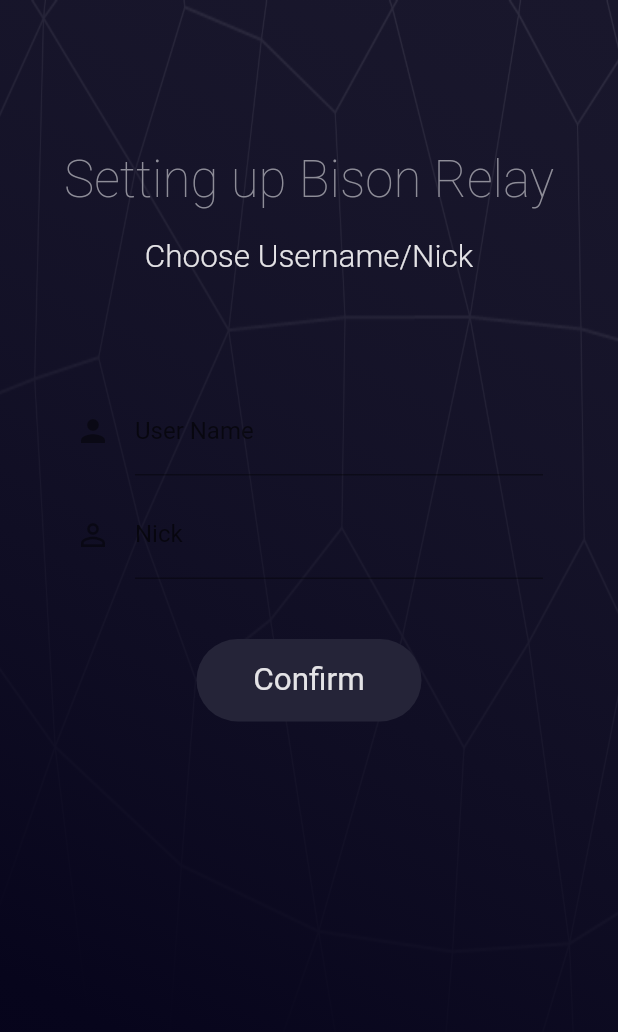
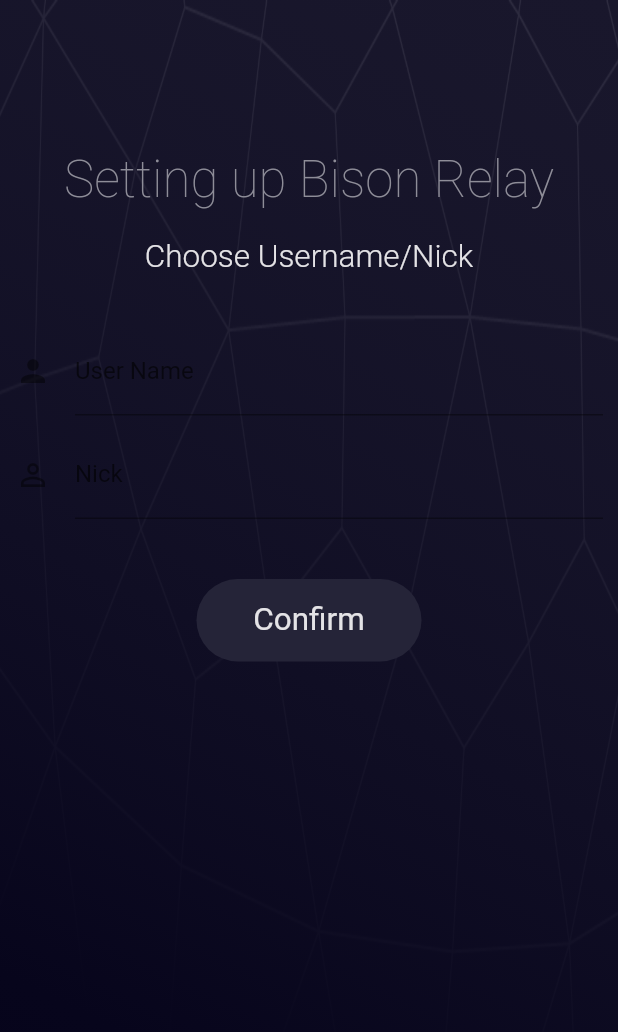
Before and after one commit to companyzero/bisonrelay, a Flutter app: the InitLocalIDScreen screen opened directly, on a phone screen of 412 x 824 dp. Shown: the top 1032 px of the screen. Run offline on Flutter 3.47's test engine with Material 2 defaults, Android fonts, the phone set to English and light mode, and no system bars; our stand-ins replace args, convert, file_picker, flutter_markdown, json_rpc_2 and 6 more; missing offline and left inert: blake_hash, dart:ffi, ini, markdown, shared_preferences_web, window_manager; accounts and stored records are empty; project files that could hold a hidden picture were left out.

Commit message:
Various fixes for release (#13)

```diff
--- a/bruig/flutterui/bruig/lib/components/app_notifications.dart
+++ b/bruig/flutterui/bruig/lib/components/app_notifications.dart
@@ -24,7 +24,6 @@
             "and perform payments to the server.";
         onTap = () {
           ntfns.delNtfn(ntf);
-          Navigator.of(context).pop();
           Navigator.of(context, rootNavigator: true).pushNamed("/needsFunds");
         };
         break;
@@ -35,7 +34,6 @@
             "to perform payments to the server and other users.";
         onTap = () {
           ntfns.delNtfn(ntf);
-          Navigator.of(context).pop();
           Navigator.of(context, rootNavigator: true)
               .pushNamed("/needsOutChannel");
         };
@@ -47,7 +45,6 @@
             "to receive payments from other users.";
         onTap = () {
           ntfns.delNtfn(ntf);
-          Navigator.of(context).pop();
           Navigator.of(context, rootNavigator: true)
               .pushNamed("/needsInChannel");
         };
--- a/bruig/flutterui/bruig/lib/screens/init_local_id.dart
+++ b/bruig/flutterui/bruig/lib/screens/init_local_id.dart
@@ -46,14 +46,16 @@
     var secondaryTextColor = const Color(0xFFE4E3E6);
 
     return Scaffold(
-        body: Container(
+        body: Center(
+            child: Container(
                 color: backgroundColor,
                 child: Stack(children: [
                   Container(
                       decoration: const BoxDecoration(
                           image: DecorationImage(
                               fit: BoxFit.fill,
-                          image: AssetImage("assets/images/loading-bg.png")))),
+                              image:
+                                  AssetImage("assets/images/loading-bg.png")))),
                   Container(
                     decoration: BoxDecoration(
                         gradient: LinearGradient(
@@ -84,10 +86,8 @@
                               fontSize: 21,
                               fontWeight: FontWeight.w300)),
                       const SizedBox(height: 34),
-                  Container(
-                      padding: const EdgeInsets.all(40),
-                      constraints: const BoxConstraints(maxWidth: 500),
-                      child: Form(
+                      Column(children: [
+                        Form(
                             key: _formKey,
                             child: Column(children: [
                               Wrap(
@@ -101,7 +101,8 @@
                                             'Full name of the user (ex."John Doe")'),
                                     onSaved: (String? v) => name = v!,
                                     validator: (String? value) {
-                                    if (value != null && value.trim().isEmpty) {
+                                      if (value != null &&
+                                          value.trim().isEmpty) {
                                         return 'Cannot be blank';
                                       }
                                       return null;
@@ -114,7 +115,8 @@
                                         hintText: 'Short alias (ex."jd")'),
                                     onSaved: (String? v) => nick = v!,
                                     validator: (String? value) {
-                                    if (value != null && value.trim().isEmpty) {
+                                      if (value != null &&
+                                          value.trim().isEmpty) {
                                         return 'Cannot be blank';
                                       }
                                       if (value!.contains(RegExp(r"[\W]"))) {
@@ -132,9 +134,10 @@
                                   ))
                                 ],
                               )
-                          ]))),
+                            ]))
+                      ]),
                     ]),
                   )
-            ])));
+                ]))));
   }
 }
--- a/bruig/flutterui/bruig/lib/screens/needs_funds.dart
+++ b/bruig/flutterui/bruig/lib/screens/needs_funds.dart
@@ -162,7 +162,7 @@
                                       fontWeight: FontWeight.w300)),
                               Text(
                                   textAlign: TextAlign.right,
-                                  "$formatDCR(atomsToDCR(unconfirmedBalance))",
+                                  "${formatDCR(atomsToDCR(unconfirmedBalance))}",
                                   style: TextStyle(
                                       color: darkTextColor,
                                       fontSize: 13,
@@ -179,7 +179,7 @@
                                       fontWeight: FontWeight.w300)),
                               Text(
                                   textAlign: TextAlign.right,
-                                  "$formatDCR(atomsToDCR(confirmedBalance))",
+                                  "${formatDCR(atomsToDCR(confirmedBalance))}",
                                   style: TextStyle(
                                       color: darkTextColor,
                                       fontSize: 13,
--- a/bruig/flutterui/bruig/lib/screens/new_config.dart
+++ b/bruig/flutterui/bruig/lib/screens/new_config.dart
@@ -41,7 +41,7 @@
               theme: ThemeData(
                 primarySwatch: Colors.green, // XXX THEMEDATA HERE??
               ),
-              initialRoute: "/newconf/networkChoice",
+              initialRoute: "/newconf/lnChoice/internal",
               routes: {
                 "/newconf/networkChoice": (context) =>
                     NetworkChoicePage(newconf),
```
Also changed, not shown: bruig/flutterui/bruig/lib/screens/needs_in_channel.dart (+4 -4 lines), bruig/flutterui/bruig/lib/screens/needs_out_channel.dart (+4 -4 lines). Lines whose indentation alone changed are shown as unchanged.
